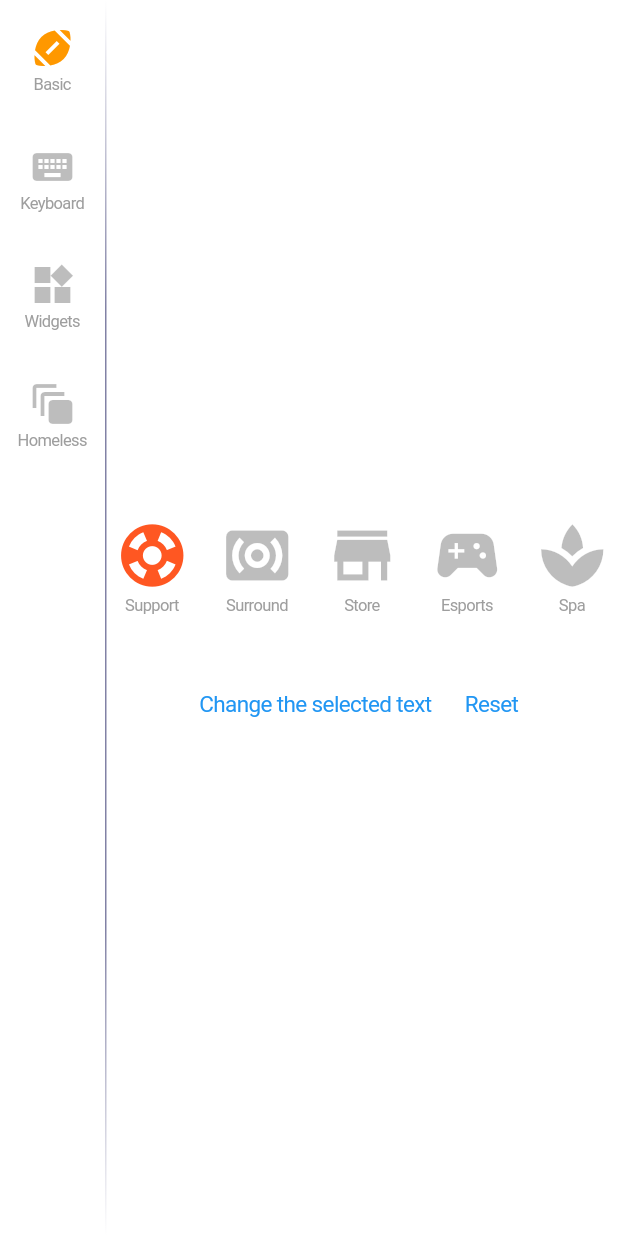
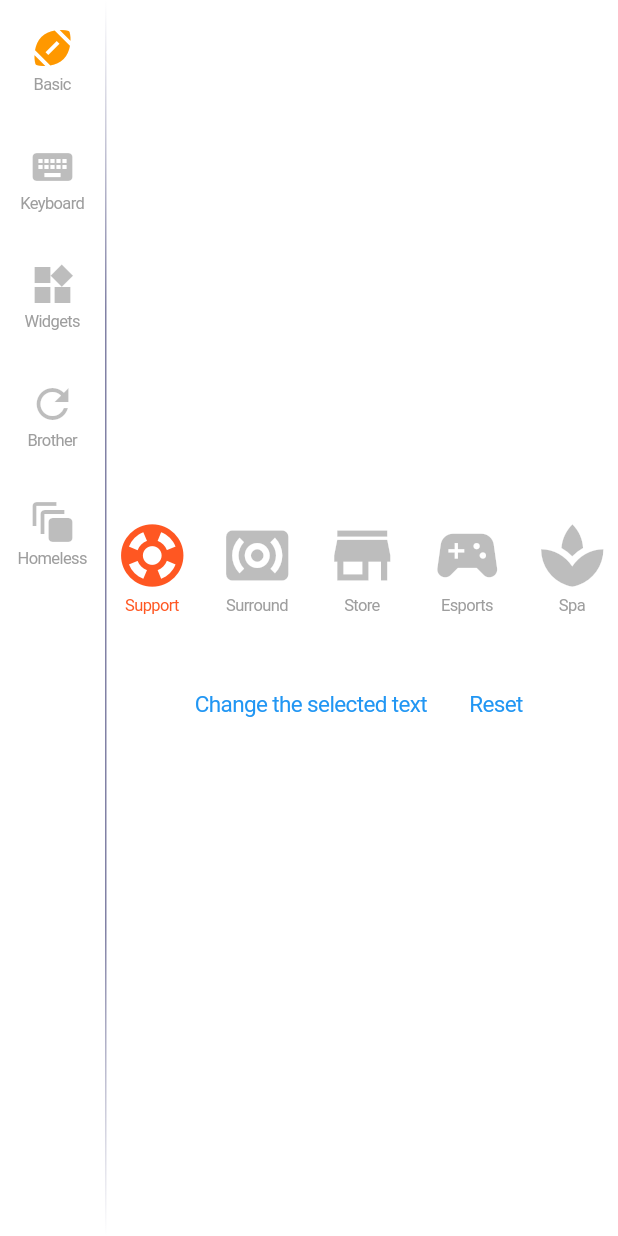
Before and after one commit to isaacselement/flutter_dialog_shower, a Flutter app: the screen it shows after launch, swiped to page 4, on a phone screen of 412 x 824 dp. Run offline on Flutter 3.47's test engine with Material 2 defaults, Android fonts, the light colour scheme and no system bars.

Commit message:
done example for Btw

```diff
--- a/example/lib/view/manager/pages_manager.dart
+++ b/example/lib/view/manager/pages_manager.dart
@@ -6,6 +6,7 @@ import 'package:flutter_dialog_shower/broker/brother.dart';
 
 import '../../util/logger.dart';
 import '../page_of_basic.dart';
+import '../page_of_brother.dart';
 import '../page_of_homeless.dart';
 import '../page_of_keyboard.dart';
 import '../page_of_widigets.dart';
@@ -25,28 +26,35 @@ class PagesManager {
         false,
         'Basic',
         const Icon(Icons.sports_football, size: 32, color: Colors.black26),
-        const Icon(Icons.sports_football, size: 32, color: Colors.orange),
+        const Icon(Icons.sports_football_sharp, size: 32, color: Colors.orange),
         PageOfBasic(),
       );
       addTabPage(
         true,
         'Keyboard',
         const Icon(Icons.keyboard, size: 32, color: Colors.black26),
-        const Icon(Icons.keyboard, size: 32, color: Colors.orange),
+        const Icon(Icons.keyboard_sharp, size: 32, color: Colors.orange),
         PageOfKeyboard(),
       );
       addTabPage(
         false,
         'Widgets',
         const Icon(Icons.widgets, size: 32, color: Colors.black26),
-        const Icon(Icons.widgets, size: 32, color: Colors.orange),
+        const Icon(Icons.widgets_sharp, size: 32, color: Colors.orange),
         PageOfWidgets(),
+      );
+      addTabPage(
+        false,
+        'Brother',
+        const Icon(Icons.refresh, size: 32, color: Colors.black26),
+        const Icon(Icons.refresh_sharp, size: 32, color: Colors.orange),
+        PageOfBrother(),
       );
       addTabPage(
         false,
         'Homeless',
         const Icon(Icons.auto_awesome_motion, size: 32, color: Colors.black26),
-        const Icon(Icons.auto_awesome_motion, size: 32, color: Colors.orange),
+        const Icon(Icons.auto_awesome_motion_sharp, size: 32, color: Colors.orange),
         PageOfHomeless(),
       );
     }
--- a/example/lib/view/page_of_homeless.dart
+++ b/example/lib/view/page_of_brother.dart
@@ -1,11 +1,8 @@
-import 'package:example/util/logger.dart';
-import 'package:example/view/page_of_keyboard.dart';
 import 'package:flutter/cupertino.dart';
 import 'package:flutter/material.dart';
 import 'package:flutter_dialog_shower/broker/brother.dart';
-import 'package:flutter_dialog_shower/event/event_truck.dart';
 
-class PageOfHomeless extends StatelessWidget {
+class PageOfBrother extends StatelessWidget {
   @override
   Widget build(BuildContext context) {
     return Container(
@@ -43,7 +40,7 @@ class PageOfHomeless extends StatelessWidget {
                     .first;
               },
             ),
-            const SizedBox(width: 18),
+            const SizedBox(width: 24),
             CupertinoButton(
               padding: const EdgeInsets.only(left: 0, right: 0, bottom: 16, top: 16),
               child: const Text('Reset', style: TextStyle(color: Colors.blue, fontSize: 15)),
@@ -112,7 +109,7 @@ class PageOfHomeless extends StatelessWidget {
           const SizedBox(height: 2.0),
           Text(
             currentTapedIndex.value == myIndex && currentTapedString.value.isNotEmpty ? currentTapedString.value : name,
-            style: const TextStyle(color: Colors.grey, fontSize: 11),
+            style: TextStyle(color: currentTapedIndex.value == myIndex ? Colors.deepOrange : Colors.grey, fontSize: 11),
           ),
         ],
       ),
```
